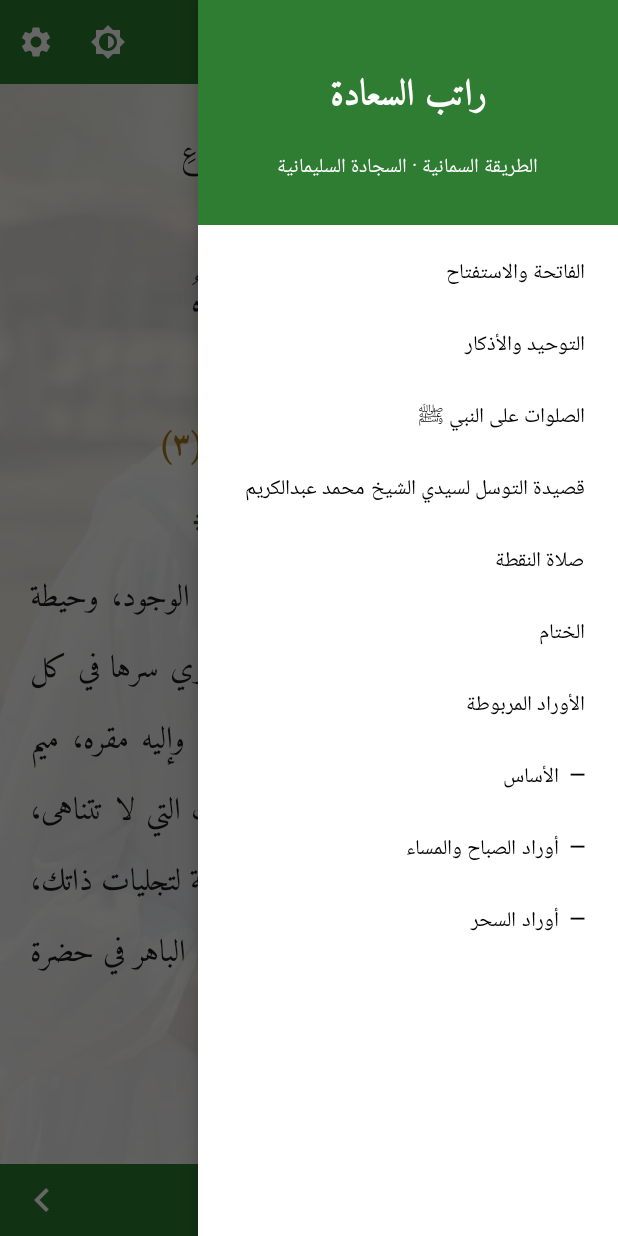
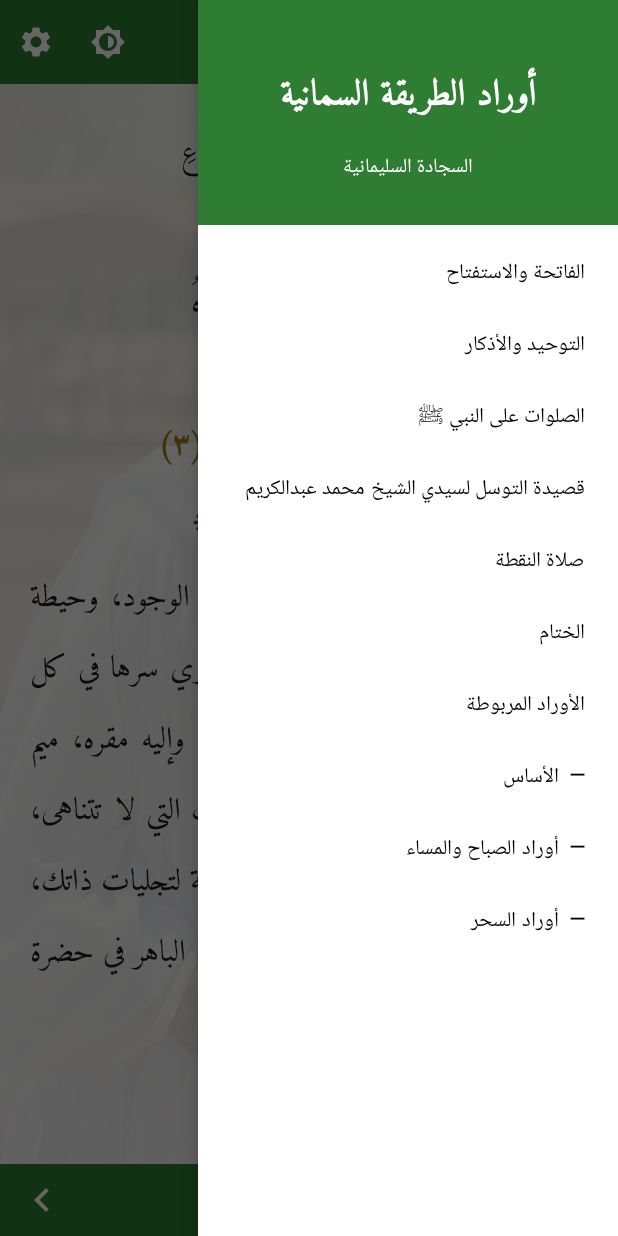
Before and after one commit to Mohamed-albadri-1995/trade-desk-data, an Android app: the MainActivity screen opened directly, with no data from a screen before it, with the side drawer open, on a phone screen of 412 x 824 dp. Run offline under Robolectric (Android 15) with nearby library versions, the phone set to English and light mode, and no system bars.

Commit message:
Prayer and ward alarms, armed from installation, and a Play release build
The book is one text again: splitting it into الأوراد المربوطة / الراتب /
المولد is dropped and the sections are back in the single file they were in
for the last build that was signed off. The reading itself is untouched.

Alarms
- The adhan and the ward are now two different things. Each prayer time rings
  a full alarm that keeps ringing until it is stopped; the الأساس ward sounds
  its own tone twenty minutes later, since the ward is read after the prayer
  and not at the adhan. أوراد الصباح and المساء follow the same delay.
- The ward tone is a notification sound rather than a ringing alarm, so it
  lasts seconds, but it is carried on the alarm stream so it is not quiet.
  It can be swiped away; the prayer alarm cannot.
- Prayer alarms have their own switch in settings, separate from the ward.

Armed from installation
Reminders defaulted to on but nothing could be scheduled without coordinates,
and coordinates only arrived once a location fix succeeded — which is why the
alarms stayed silent until settings was opened and saved. The app now derives
a working location from the device's UTC offset the first time it opens, and
again on boot, so the alarms are armed immediately. A real fix replaces the
estimate as soon as one is captured.

For Google Play
- A release keystore, kept separate from the test key, with the credentials
  overridable from the command line. Google binds the listing to this key
  permanently, so ratib-release.keystore needs backing up.
- CI now also builds the signed .aab the Play console expects, publishing it
  alongside the APK.
- The build number is out of the reader's title bar; the cover still shows it.

Co-Authored-By: Claude Opus 5 <noreply@anthropic.com>
Claude-Session: https://claude.ai/code/session_01LGQjT4mwJtavuvZWb4nuLc

```diff
--- a/ratib-app/app/src/main/assets/ratib.txt
+++ b/ratib-app/app/src/main/assets/ratib.txt
@@ -277,7 +277,6 @@
 # الختام
 
 اللهم صل وسلم على سيدنا محمد فى الأولين، وصل وسلم على سيدنا محمد فى الآخرين، وصل وسلم على سيدنا محمد فى كل وقت وحين، وصل وسلم على سيدنا محمد فى الملأ الأعلى الى يوم الدين، وصل وسلم على جميع الأنبياء والمرسلين وعلى الملائكة المقربين، وعلى عباد اللَّه الصالحين من أهل السماوات وأهل الأرضين، ورضى اللَّه تعالى عن ساداتنا ذوي القدر الجلي أبي بكر وعمر وعثمان وعلي وعن سائر أصحاب رسول اللَّه أجمعين وعن التابعين لهم بإحسان إلى يوم الدين، واحشرنا وارحمنا معهم برحمتك يا أرحم الراحمين، يا اللَّه يا حي ياقيوم لا إله إلا أنت ياربنا يا واسع المغفرة يا أرحم الراحمين.
-
 # الأوراد المربوطة
 
 ## الأساس
--- a/ratib-app/app/src/main/java/com/ratib/saada/BootReceiver.kt
+++ b/ratib-app/app/src/main/java/com/ratib/saada/BootReceiver.kt
@@ -7,6 +7,9 @@ import android.content.Intent
 /** Re-arms the next reminder after the device reboots or the app updates. */
 class BootReceiver : BroadcastReceiver() {
     override fun onReceive(context: Context, intent: Intent) {
+        // Seed first: after a reboot this may run before the app is ever opened,
+        // and without coordinates there is nothing to schedule.
+        ReminderPrefs.seedLocationIfMissing(context)
         ReminderScheduler.rescheduleNext(context)
     }
 }
--- a/ratib-app/app/src/main/java/com/ratib/saada/MainActivity.kt
+++ b/ratib-app/app/src/main/java/com/ratib/saada/MainActivity.kt
@@ -68,10 +68,7 @@ class MainActivity : AppCompatActivity() {
         setContentView(binding.root)
 
         setSupportActionBar(binding.toolbar)
-        // Build number in the title bar: the quickest way to tell at a glance
-        // whether the phone is actually running the newest APK.
-        supportActionBar?.title =
-            getString(R.string.app_name) + "  ·  " + BuildConfig.VERSION_NAME
+        supportActionBar?.title = getString(R.string.app_name)
         binding.toolbar.setNavigationOnClickListener { toggleDrawer() }
 
         BackgroundLoader.apply(this, binding.bgImage)
@@ -126,9 +123,9 @@ class MainActivity : AppCompatActivity() {
             ContextCompat.checkSelfPermission(this, Manifest.permission.ACCESS_COARSE_LOCATION) ==
             PackageManager.PERMISSION_GRANTED
 
-    /** Ask for location while we still have no saved coordinates. */
+    /** Ask for location while we are still working off the timezone estimate. */
     private fun requestLocationIfNeeded() {
-        if (ReminderPrefs.hasLocation(this)) return
+        if (ReminderPrefs.hasLocation(this) && !ReminderPrefs.isLocationApproximate(this)) return
         if (hasLocationPermission()) captureLocationAndEnable()
         else locationPermission.launch(locationPerms)
     }
@@ -136,6 +133,7 @@ class MainActivity : AppCompatActivity() {
     /** Grab a location fix, store it, and arm the reminders. */
     private fun captureLocationAndEnable() {
         if (!hasLocationPermission()) return
+        if (ReminderPrefs.hasLocation(this) && !ReminderPrefs.isLocationApproximate(this)) return
         try {
             val lm = getSystemService(Context.LOCATION_SERVICE) as? LocationManager ?: return
             var best: Location? = null
@@ -180,7 +178,7 @@ class MainActivity : AppCompatActivity() {
     }
 
     private fun saveLocation(loc: Location) {
-        ReminderPrefs.setLocation(this, loc.latitude, loc.longitude)
+        ReminderPrefs.setExactLocation(this, loc.latitude, loc.longitude)
         // Reminders default to on, so once we have a location the alarms can arm.
         ReminderScheduler.rescheduleNext(this)
     }
--- a/ratib-app/app/src/main/java/com/ratib/saada/ReminderScheduler.kt
+++ b/ratib-app/app/src/main/java/com/ratib/saada/ReminderScheduler.kt
@@ -17,10 +17,18 @@ object ReminderScheduler {
     const val ACTION_FIRE = "com.ratib.saada.ALARM_FIRE"
     const val ACTION_STOP = "com.ratib.saada.ALARM_STOP"
     const val EXTRA_LABEL = "label"
+    const val EXTRA_SHORT = "short"
+
+    /** Minutes after the adhan at which the الأساس ward is read. */
+    const val WARD_DELAY_MINUTES = 20
     private const val REQ_ALARM = 4201
     private const val REQ_TEST = 4202
 
-    data class Fire(val timeMillis: Long, val label: String)
+    /**
+     * @param short a ward reminder, which sounds for a few seconds; otherwise a
+     *              prayer alarm, which rings until it is stopped.
+     */
+    data class Fire(val timeMillis: Long, val label: String, val short: Boolean)
 
     fun rescheduleNext(context: Context) {
         // Never let a scheduling problem crash the app.
@@ -43,7 +51,7 @@ object ReminderScheduler {
                 Intent(context, MainActivity::class.java),
                 PendingIntent.FLAG_IMMUTABLE or PendingIntent.FLAG_UPDATE_CURRENT
             )
-            val op = firePendingIntent(context, next.label)
+            val op = firePendingIntent(context, next.label, next.short)
             try {
                 am.setAlarmClock(AlarmManager.AlarmClockInfo(next.timeMillis, show), op)
             } catch (_: Throwable) {
@@ -73,7 +81,8 @@ object ReminderScheduler {
             context, REQ_TEST,
             Intent(context, AlarmReceiver::class.java)
                 .setAction(ACTION_FIRE)
-                .putExtra(EXTRA_LABEL, context.getString(R.string.test_alarm_label)),
+                .putExtra(EXTRA_LABEL, context.getString(R.string.test_alarm_label))
+                .putExtra(EXTRA_SHORT, false),
             PendingIntent.FLAG_IMMUTABLE or PendingIntent.FLAG_UPDATE_CURRENT
         )
         val show = PendingIntent.getActivity(
@@ -96,9 +105,14 @@ object ReminderScheduler {
         am.cancel(firePendingIntent(context, null))
     }
 
-    private fun firePendingIntent(context: Context, label: String?): PendingIntent {
+    private fun firePendingIntent(
+        context: Context,
+        label: String?,
+        short: Boolean = false
+    ): PendingIntent {
         val i = Intent(context, AlarmReceiver::class.java).setAction(ACTION_FIRE)
         if (label != null) i.putExtra(EXTRA_LABEL, label)
+        i.putExtra(EXTRA_SHORT, short)
         return PendingIntent.getBroadcast(
             context, REQ_ALARM, i,
             PendingIntent.FLAG_IMMUTABLE or PendingIntent.FLAG_UPDATE_CURRENT
@@ -124,27 +138,44 @@ object ReminderScheduler {
             val t = PrayerCalc.compute(cal, lat, lng, method)
             fun at(h: Double) = base + (h * 3600000L).toLong()
 
+            val prayers = listOf(
+                t.fajr to "الفجر", t.dhuhr to "الظهر", t.asr to "العصر",
+                t.maghrib to "المغرب", t.isha to "العشاء"
+            )
+            // The adhan itself: a full alarm that rings until it is stopped.
+            if (ReminderPrefs.prayer(context)) {
+                for ((h, name) in prayers) raw.add(Fire(at(h), "أذان $name", short = false))
+            }
+            // The ward is read after the prayer, not at the adhan, so it sounds
+            // its own short tone twenty minutes later.
             if (ReminderPrefs.asas(context)) {
-                raw.add(Fire(at(t.fajr), "الأساس — بعد الفجر"))
-                raw.add(Fire(at(t.dhuhr), "الأساس — بعد الظهر"))
-                raw.add(Fire(at(t.asr), "الأساس — بعد العصر"))
-                raw.add(Fire(at(t.maghrib), "الأساس — بعد المغرب"))
-                raw.add(Fire(at(t.isha), "الأساس — بعد العشاء"))
+                val delay = WARD_DELAY_MINUTES * 60000L
+                for ((h, name) in prayers) {
+                    raw.add(Fire(at(h) + delay, "الأساس — بعد $name", short = true))
+                }
             }
-            if (ReminderPrefs.morning(context)) raw.add(Fire(at(t.fajr), "أوراد الصباح"))
-            if (ReminderPrefs.evening(context)) raw.add(Fire(at(t.maghrib), "أوراد المساء"))
+            if (ReminderPrefs.morning(context)) {
+                raw.add(Fire(at(t.fajr) + WARD_DELAY_MINUTES * 60000L, "أوراد الصباح", short = true))
+            }
+            if (ReminderPrefs.evening(context)) {
+                raw.add(Fire(at(t.maghrib) + WARD_DELAY_MINUTES * 60000L, "أوراد المساء", short = true))
+            }
             if (ReminderPrefs.suhur(context)) {
                 val next = Calendar.getInstance(); next.add(Calendar.DAY_OF_MONTH, dayOffset + 1)
                 val t2 = PrayerCalc.compute(next, lat, lng, method)
                 val lastThirdH = t.maghrib + (t2.fajr + 24.0 - t.maghrib) * 2.0 / 3.0
-                raw.add(Fire(base + (lastThirdH * 3600000L).toLong(), "أوراد السحر"))
+                raw.add(Fire(base + (lastThirdH * 3600000L).toLong(), "أوراد السحر", short = true))
             }
         }
 
         // Merge reminders that fall in the same minute into one alarm.
-        return raw.groupBy { it.timeMillis / 60000L }
-            .map { (_, group) ->
-                Fire(group.minOf { it.timeMillis }, group.joinToString("  •  ") { it.label })
+        return raw.groupBy { (it.timeMillis / 60000L) to it.short }
+            .map { (key, group) ->
+                Fire(
+                    group.minOf { it.timeMillis },
+                    group.joinToString("  •  ") { it.label },
+                    key.second
+                )
             }
             .sortedBy { it.timeMillis }
     }
--- a/ratib-app/app/src/main/java/com/ratib/saada/SettingsActivity.kt
+++ b/ratib-app/app/src/main/java/com/ratib/saada/SettingsActivity.kt
@@ -32,6 +32,7 @@ import java.util.Locale
 class SettingsActivity : AppCompatActivity() {
 
     private lateinit var swMaster: SwitchCompat
+    private lateinit var swPrayer: SwitchCompat
     private lateinit var swAsas: SwitchCompat
     private lateinit var swMorning: SwitchCompat
     private lateinit var swEvening: SwitchCompat
@@ -51,6 +52,7 @@ class SettingsActivity : AppCompatActivity() {
         setContentView(R.layout.activity_settings)
 
         swMaster = findViewById(R.id.swMaster)
+        swPrayer = findViewById(R.id.swPrayer)
         swAsas = findViewById(R.id.swAsas)
         swMorning = findViewById(R.id.swMorning)
         swEvening = findViewById(R.id.swEvening)
@@ -65,6 +67,7 @@ class SettingsActivity : AppCompatActivity() {
 
         // Load current values.
         swMaster.isChecked = ReminderPrefs.master(this)
+        swPrayer.isChecked = ReminderPrefs.prayer(this)
         swAsas.isChecked = ReminderPrefs.asas(this)
         swMorning.isChecked = ReminderPrefs.morning(this)
         swEvening.isChecked = ReminderPrefs.evening(this)
@@ -231,6 +234,7 @@ class SettingsActivity : AppCompatActivity() {
     private fun save() {
         try {
             ReminderPrefs.setFlag(this, "master", swMaster.isChecked)
+            ReminderPrefs.setFlag(this, "prayer", swPrayer.isChecked)
             ReminderPrefs.setFlag(this, "asas", swAsas.isChecked)
             ReminderPrefs.setFlag(this, "morning", swMorning.isChecked)
             ReminderPrefs.setFlag(this, "evening", swEvening.isChecked)
@@ -239,7 +243,7 @@ class SettingsActivity : AppCompatActivity() {
 
             val lat = etLat.text.toString().trim().toDoubleOrNull()
             val lng = etLng.text.toString().trim().toDoubleOrNull()
-            if (lat != null && lng != null) ReminderPrefs.setLocation(this, lat, lng)
+            if (lat != null && lng != null) ReminderPrefs.setExactLocation(this, lat, lng)
 
             ReminderScheduler.rescheduleNext(this)
 
--- a/ratib-app/app/src/main/res/layout/activity_settings.xml
+++ b/ratib-app/app/src/main/res/layout/activity_settings.xml
@@ -34,6 +34,12 @@
 
         <View android:layout_width="match_parent" android:layout_height="1dp"
             android:layout_marginVertical="8dp" android:background="#33000000" />
+
+        <androidx.appcompat.widget.SwitchCompat
+            android:id="@+id/swPrayer"
+            android:layout_width="match_parent" android:layout_height="wrap_content"
+            android:paddingVertical="10dp" android:text="@string/rem_prayer"
+            android:textColor="@color/reading_text" android:textSize="16sp" />
 
         <androidx.appcompat.widget.SwitchCompat
             android:id="@+id/swAsas"
--- a/ratib-app/app/src/main/res/values/strings.xml
+++ b/ratib-app/app/src/main/res/values/strings.xml
@@ -1,7 +1,7 @@
 <?xml version="1.0" encoding="utf-8"?>
 <resources>
-    <string name="app_name">راتب السعادة</string>
-    <string name="subtitle">الطريقة السمانية · السجادة السليمانية</string>
+    <string name="app_name">أوراد الطريقة السمانية</string>
+    <string name="subtitle">السجادة السليمانية</string>
 
     <string name="open_menu">الفهرس</string>
     <string name="font_larger">تكبير الخط</string>
@@ -18,7 +18,8 @@
     <string name="settings">الإعدادات والتنبيهات</string>
     <string name="settings_title">التنبيهات والأوقات</string>
     <string name="enable_reminders">تفعيل التنبيهات</string>
-    <string name="rem_asas">الأساس — بعد كل صلاة</string>
+    <string name="rem_prayer">تنبيه الصلاة — أذان كامل</string>
+    <string name="rem_asas">الأساس — بعد كل صلاة بعشرين دقيقة</string>
     <string name="rem_morning">أوراد الصباح</string>
     <string name="rem_evening">أوراد المساء</string>
     <string name="rem_suhur">أوراد السحر</string>
@@ -38,6 +39,7 @@
 
     <!-- Alarm troubleshooting -->
     <string name="test_alarm">تجربة المنبّه الآن</string>
+    <string name="ward_channel">تنبيهات الورد</string>
     <string name="test_alarm_label">تجربة المنبّه</string>
     <string name="test_alarm_toast">سينطلق المنبّه بعد ٥ ثوانٍ… أغلق الشاشة للتجربة.</string>
     <string name="fix_restrictions">إصلاح قيود التشغيل في الخلفية</string>
@@ -46,7 +48,7 @@
     <string name="next_reminder">التنبيه القادم: %1$s</string>
     <string name="next_reminder_none">لا يوجد تنبيه مجدول — فعّل التنبيهات وحدّد موقعك.</string>
     <string name="troubleshoot_title">حل مشكلة عدم عمل المنبّه</string>
-    <string name="troubleshoot_hint">إذا لم ينطلق المنبّه: ١) جرّب زر «تجربة المنبّه الآن». ٢) اضغط «إصلاح قيود التشغيل» واسمح بكل شيء. ٣) في هواوي/شاومي: افتح إعدادات الهاتف ← البطارية ← تشغيل التطبيقات، واجعل «راتب السعادة» يدويًا مع تفعيل التشغيل التلقائي والعمل في الخلفية. ٤) ثبّت التطبيق في قائمة التطبيقات الأخيرة (اسحب لأسفل على بطاقة التطبيق).</string>
+    <string name="troubleshoot_hint">إذا لم ينطلق المنبّه: ١) جرّب زر «تجربة المنبّه الآن». ٢) اضغط «إصلاح قيود التشغيل» واسمح بكل شيء. ٣) في هواوي/شاومي: افتح إعدادات الهاتف ← البطارية ← تشغيل التطبيقات، واجعل «أوراد الطريقة السمانية» يدويًا مع تفعيل التشغيل التلقائي والعمل في الخلفية. ٤) ثبّت التطبيق في قائمة التطبيقات الأخيرة (اسحب لأسفل على بطاقة التطبيق).</string>
 
     <string-array name="methods_array">
         <item>رابطة العالم الإسلامي</item>
```
Also changed, not shown: ratib-app/app/build.gradle (+12 -5 lines), ratib-app/app/src/main/java/com/ratib/saada/AlarmReceiver.kt (+60 -15 lines), ratib-app/app/src/main/java/com/ratib/saada/CoverActivity.kt (+7 -0 lines), ratib-app/app/src/main/java/com/ratib/saada/ReminderPrefs.kt (+35 -0 lines), 2 other files.
